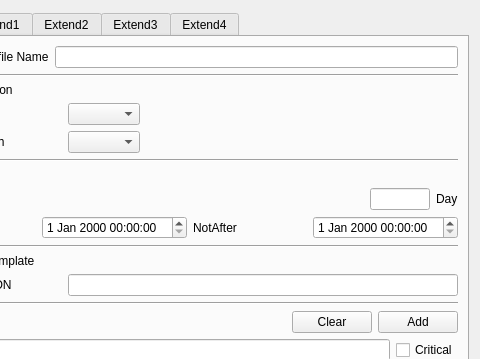
First picture: the form in CertMan/make_cert_profile_dlg.ui, repository jykim74/CertMan, before the edit; both pictures show x 100 to 580 and y 0 to 359 of the 580 by 574 pixel window.
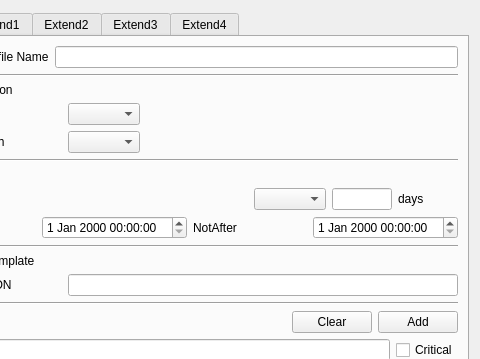
Second picture: the form after the edit. The open tabs and pages were chosen to show the change.

```diff
--- a/CertMan/make_cert_profile_dlg.ui
+++ b/CertMan/make_cert_profile_dlg.ui
@@ -259,13 +259,6 @@
          <property name="topMargin">
           <number>0</number>
          </property>
-         <item row="0" column="3">
-          <widget class="QLabel" name="label_6">
-           <property name="text">
-            <string>Day</string>
-           </property>
-          </widget>
-         </item>
          <item row="0" column="0">
           <widget class="QCheckBox" name="mUseDaysCheck">
            <property name="minimumSize">
@@ -279,16 +272,6 @@
            </property>
           </widget>
          </item>
-         <item row="0" column="2">
-          <widget class="QLineEdit" name="mDaysText">
-           <property name="maximumSize">
-            <size>
-             <width>60</width>
-             <height>16777215</height>
-            </size>
-           </property>
-          </widget>
-         </item>
          <item row="0" column="1">
           <spacer name="horizontalSpacer_3">
            <property name="orientation">
@@ -302,6 +285,38 @@
            </property>
           </spacer>
          </item>
+         <item row="0" column="3">
+          <widget class="QLineEdit" name="mDaysText">
+           <property name="maximumSize">
+            <size>
+             <width>60</width>
+             <height>16777215</height>
+            </size>
+           </property>
+          </widget>
+         </item>
+         <item row="0" column="4">
+          <widget class="QLabel" name="mDaysLabel">
+           <property name="minimumSize">
+            <size>
+             <width>60</width>
+             <height>0</height>
+            </size>
+           </property>
+           <property name="maximumSize">
+            <size>
+             <width>60</width>
+             <height>16777215</height>
+            </size>
+           </property>
+           <property name="text">
+            <string>days</string>
+           </property>
+          </widget>
+         </item>
+         <item row="0" column="2">
+          <widget class="QComboBox" name="mDaysTypeCombo"/>
+         </item>
         </layout>
        </item>
        <item row="14" column="0">
```
Left out of the diff: 2 changed lines with no effect on the pictures.
